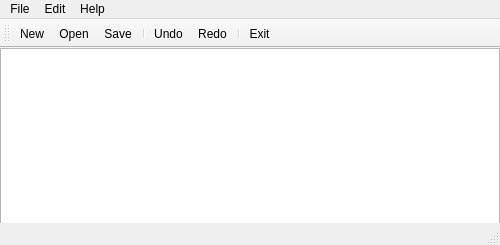
Above: gui.ui from R0XFOR/qtPad before the change. Below: the same form after it.
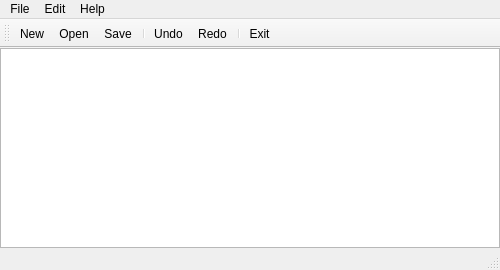
That is the form after the change.

The edit to the form file:
```diff
--- a/gui.ui
+++ b/gui.ui
@@ -7,7 +7,7 @@
     <x>0</x>
     <y>0</y>
     <width>500</width>
-    <height>245</height>
+    <height>270</height>
    </rect>
   </property>
   <property name="sizeIncrement">
```
Left out of the diff: 9 changed lines with no effect on the pictures.
